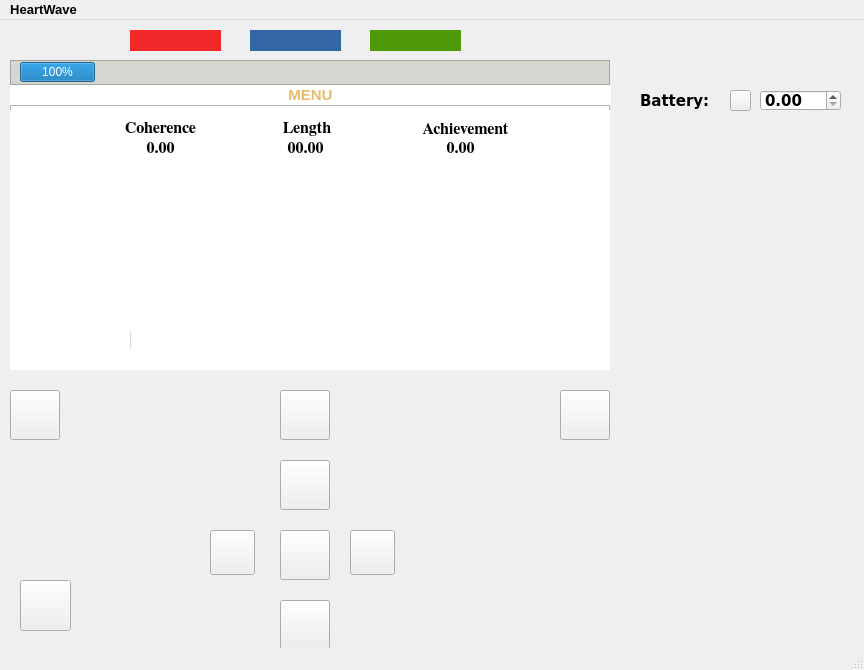
First picture: the form in mainwindow.ui, repository Cherrybomb33/HeartWave, before the edit.
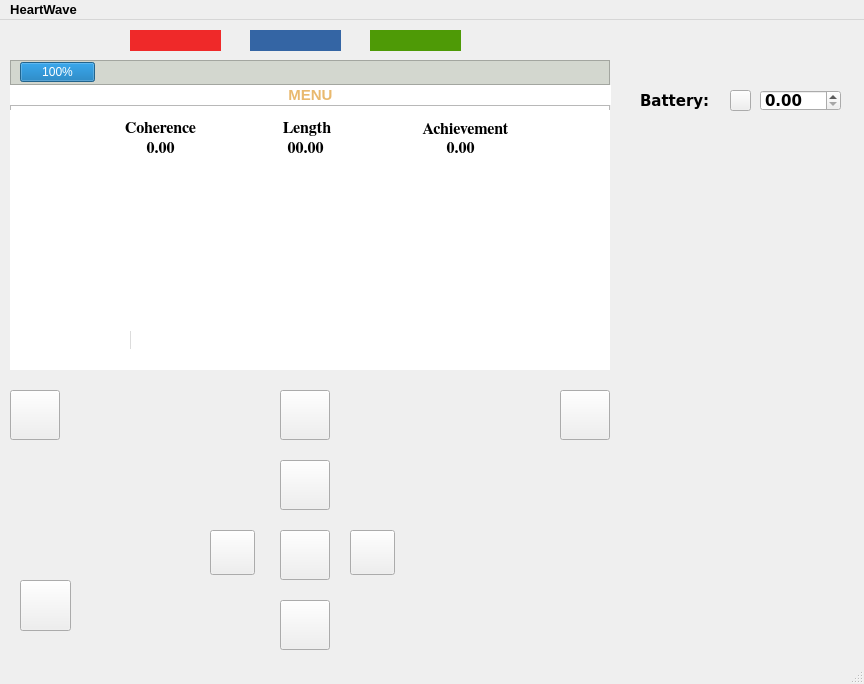
Second picture: the form after the edit. Icons and pictures are not drawn. Custom widgets are drawn as their Qt base class.

```diff
--- a/mainwindow.ui
+++ b/mainwindow.ui
@@ -7,7 +7,7 @@
     <x>0</x>
     <y>0</y>
     <width>864</width>
-    <height>670</height>
+    <height>684</height>
    </rect>
   </property>
   <property name="font">
```
